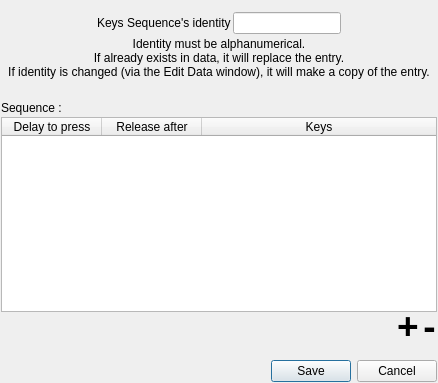
The window that ui/KeysSequenceSelectedEditDialog.ui (AmirHammouteneEI/ScheduledPasteAndKeys) describes before a commit, drawn with Qt 5.
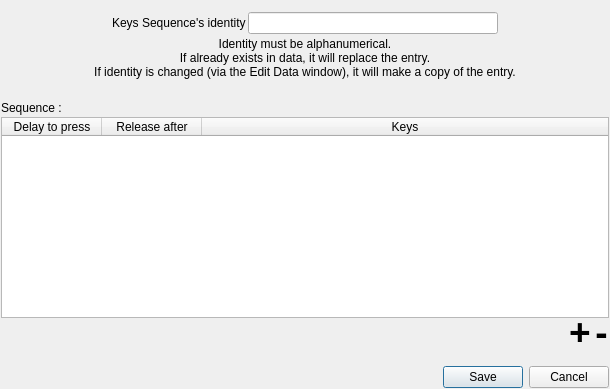
The same window after the commit. Custom widgets are drawn as their Qt base class.

Commit message: arranged mainWindow to be a singleton ; arranged force stop task ; corrected focus on cell widgets while hovering when in table widgets ; little ui arrangments (dialogs size) ; add features goal in readme

The edit to the form file:
```diff
--- a/ui/KeysSequenceSelectedEditDialog.ui
+++ b/ui/KeysSequenceSelectedEditDialog.ui
@@ -9,8 +9,8 @@
    <rect>
     <x>0</x>
     <y>0</y>
-    <width>438</width>
-    <height>383</height>
+    <width>610</width>
+    <height>389</height>
    </rect>
   </property>
   <property name="windowTitle">
@@ -87,7 +87,14 @@
        </widget>
       </item>
       <item>
-       <widget class="QLineEdit" name="lineEdit"/>
+       <widget class="QLineEdit" name="lineEdit">
+        <property name="minimumSize">
+         <size>
+          <width>250</width>
+          <height>0</height>
+         </size>
+        </property>
+       </widget>
       </item>
       <item>
        <spacer name="horizontalSpacer">
@@ -290,6 +297,13 @@
    </item>
   </layout>
  </widget>
+ <customwidgets>
+  <customwidget>
+   <class>NoFocusCellTableWidget</class>
+   <extends>QTableWidget</extends>
+   <header location="global">ui/CustomPrimaryWidgets.h</header>
+  </customwidget>
+ </customwidgets>
  <resources/>
  <connections>
   <connection>
```
Left out of the diff: 15 changed lines with no effect on the pictures. The commit also changes 48 other files.
